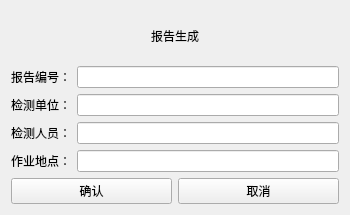
This is Insulator_Zero_Value_Detection_Robot/UI/NewReportDialog.ui in yangreest/Zero-value-Insulator-Robot-V2 as Qt 5 draws it before an edit. The edited form follows.
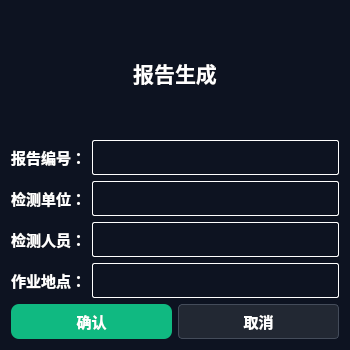
This is the edited form.

The edit to the form file:
```diff
--- a/Insulator_Zero_Value_Detection_Robot/UI/NewReportDialog.ui
+++ b/Insulator_Zero_Value_Detection_Robot/UI/NewReportDialog.ui
@@ -7,15 +7,43 @@
     <x>0</x>
     <y>0</y>
     <width>350</width>
-    <height>215</height>
+    <height>350</height>
    </rect>
   </property>
+  <property name="minimumSize">
+   <size>
+    <width>350</width>
+    <height>350</height>
+   </size>
+  </property>
+  <property name="maximumSize">
+   <size>
+    <width>350</width>
+    <height>350</height>
+   </size>
+  </property>
   <property name="windowTitle">
-   <string>W</string>
+   <string>ReportDialog</string>
+  </property>
+  <property name="styleSheet">
+   <string notr="true">background-color: #0D1321;
+color:#ffffff;</string>
   </property>
   <layout class="QVBoxLayout" name="verticalLayout">
    <item>
     <widget class="QLabel" name="label">
+     <property name="maximumSize">
+      <size>
+       <width>350</width>
+       <height>250</height>
+      </size>
+     </property>
+     <property name="font">
+      <font>
+       <pointsize>16</pointsize>
+       <bold>true</bold>
+      </font>
+     </property>
      <property name="text">
       <string>报告生成</string>
      </property>
@@ -28,19 +56,68 @@
     <layout class="QFormLayout" name="formLayout">
      <item row="0" column="0">
       <widget class="QLabel" name="label_2">
+       <property name="font">
+        <font>
+         <pointsize>11</pointsize>
+         <bold>true</bold>
+        </font>
+       </property>
        <property name="text">
         <string>报告编号：</string>
        </property>
       </widget>
      </item>
      <item row="0" column="1">
-      <widget class="QLineEdit" name="lineEdit"/>
+      <widget class="QLineEdit" name="lineEdit">
+       <property name="enabled">
+        <bool>false</bool>
+       </property>
+       <property name="minimumSize">
+        <size>
+         <width>0</width>
+         <height>35</height>
+        </size>
+       </property>
+       <property name="font">
+        <font>
+         <pointsize>11</pointsize>
+        </font>
+       </property>
+       <property name="styleSheet">
+        <string notr="true">color:#FFFFFF;
+border:1px solid #FFFFFF;
+border-radius:2px;</string>
+       </property>
+      </widget>
      </item>
      <item row="1" column="1">
-      <widget class="QLineEdit" name="lineEdit_2"/>
+      <widget class="QLineEdit" name="lineEdit_2">
+       <property name="minimumSize">
+        <size>
+         <width>0</width>
+         <height>35</height>
+        </size>
+       </property>
+       <property name="font">
+        <font>
+         <pointsize>11</pointsize>
+        </font>
+       </property>
+       <property name="styleSheet">
+        <string notr="true">color:#FFFFFF;
+border:1px solid #FFFFFF;
+border-radius:2px;</string>
+       </property>
+      </widget>
      </item>
      <item row="1" column="0">
       <widget class="QLabel" name="label_3">
+       <property name="font">
+        <font>
+         <pointsize>11</pointsize>
+         <bold>true</bold>
+        </font>
+       </property>
        <property name="text">
         <string>检测单位：</string>
        </property>
@@ -48,6 +125,12 @@
      </item>
      <item row="2" column="0">
       <widget class="QLabel" name="label_4">
+       <property name="font">
+        <font>
+         <pointsize>11</pointsize>
+         <bold>true</bold>
+        </font>
+       </property>
        <property name="text">
         <string>检测人员：</string>
        </property>
@@ -55,16 +138,56 @@
      </item>
      <item row="3" column="0">
       <widget class="QLabel" name="label_5">
+       <property name="font">
+        <font>
+         <pointsize>11</pointsize>
+         <bold>true</bold>
+        </font>
+       </property>
        <property name="text">
         <string>作业地点：</string>
        </property>
       </widget>
      </item>
      <item row="2" column="1">
-      <widget class="QLineEdit" name="lineEdit_3"/>
+      <widget class="QLineEdit" name="lineEdit_3">
+       <property name="minimumSize">
+        <size>
+         <width>0</width>
+         <height>35</height>
+        </size>
+       </property>
+       <property name="font">
+        <font>
+         <pointsize>11</pointsize>
+        </font>
+       </property>
+       <property name="styleSheet">
+        <string notr="true">color:#FFFFFF;
+border:1px solid #FFFFFF;
+border-radius:2px;</string>
+       </property>
+      </widget>
      </item>
      <item row="3" column="1">
-      <widget class="QLineEdit" name="lineEdit_4"/>
+      <widget class="QLineEdit" name="lineEdit_4">
+       <property name="minimumSize">
+        <size>
+         <width>0</width>
+         <height>35</height>
+        </size>
+       </property>
+       <property name="font">
+        <font>
+         <pointsize>11</pointsize>
+        </font>
+       </property>
+       <property name="styleSheet">
+        <string notr="true">color:#FFFFFF;
+border:1px solid #FFFFFF;
+border-radius:2px;</string>
+       </property>
+      </widget>
      </item>
     </layout>
    </item>
@@ -72,6 +195,29 @@
     <layout class="QHBoxLayout" name="horizontalLayout">
      <item>
       <widget class="QPushButton" name="pushButton">
+       <property name="minimumSize">
+        <size>
+         <width>0</width>
+         <height>35</height>
+        </size>
+       </property>
+       <property name="font">
+        <font>
+         <pointsize>11</pointsize>
+         <bold>true</bold>
+        </font>
+       </property>
+       <property name="styleSheet">
+        <string notr="true">QPushButton
+{
+	background-color:#10b981;
+	color:#FFFFFF;
+	border:none;
+	border-radius:8px;
+}
+
+</string>
+       </property>
        <property name="text">
         <string>确认</string>
        </property>
@@ -79,6 +225,37 @@
      </item>
      <item>
       <widget class="QPushButton" name="pushButton_2">
+       <property name="minimumSize">
+        <size>
+         <width>0</width>
+         <height>35</height>
+        </size>
+       </property>
+       <property name="font">
+        <font>
+         <pointsize>11</pointsize>
+         <bold>true</bold>
+        </font>
+       </property>
+       <property name="styleSheet">
+        <string notr="true">
+QPushButton
+{
+    background-color:#222833;
+    color:white;
+    border:1px solid #444c5a;
+    border-radius:4px;
+    padding:4px 12px;
+}
+QPushButton:hover
+{
+    border-color:#60a5fa;
+}
+QPushButton:pressed
+{
+    background-color:#303846;
+}</string>
+       </property>
        <property name="text">
         <string>取消</string>
        </property>
```
